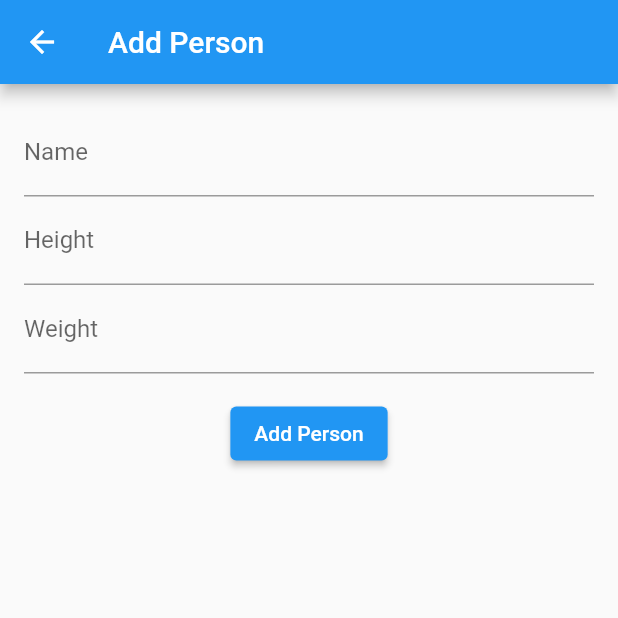
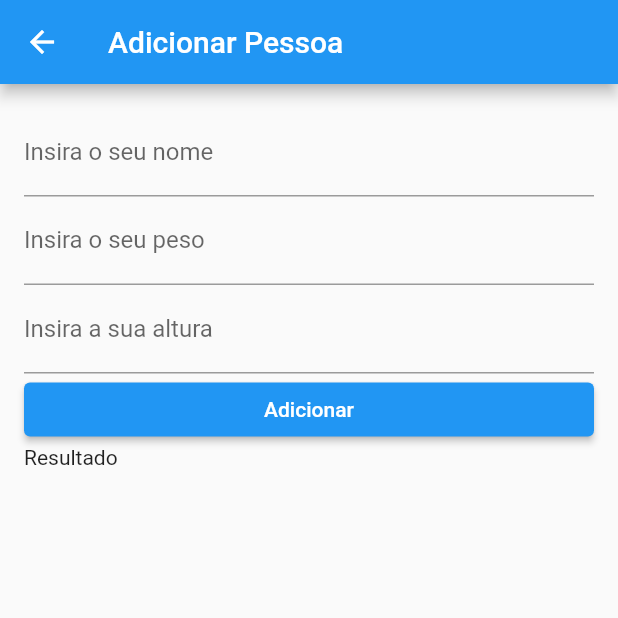
Before and after one commit to Marco-Merini/IMC, a Flutter app: the screen it shows after launch, after a tap on the "add" icon, on a phone screen of 412 x 824 dp, the top half of it. Run offline on Flutter 3.47's test engine with Material 2 defaults, Android fonts, the phone set to English and light mode, and no system bars.

Commit message:
ajuste de lógica

```diff
--- a/massa/lib/main.dart
+++ b/massa/lib/main.dart
@@ -1,83 +1,65 @@
 import 'package:flutter/material.dart';
-import 'package:provider/provider.dart';
 
 void main() {
-  runApp(MyApp());
+  runApp(VerificarIMC());
 }
 
-class Person {
-  String name;
-  double height;
-  double weight;
-
-  Person({required this.name, required this.height, required this.weight});
-
-  double calculateBMI() {
-    return weight / (height * height);
-  }
-}
-
-class PersonList with ChangeNotifier {
-  List<Person> _persons = [];
-
-  List<Person> get persons => _persons;
-
-  void addPerson(Person person) {
-    _persons.add(person);
-    notifyListeners();
-  }
-
-  void editPerson(int index, Person person) {
-    _persons[index] = person;
-    notifyListeners();
-  }
-
-  void deletePerson(int index) {
-    _persons.removeAt(index);
-    notifyListeners();
-  }
-}
-
-class MyApp extends StatelessWidget {
+class VerificarIMC extends StatelessWidget {
   @override
   Widget build(BuildContext context) {
     return MaterialApp(
-      home: ChangeNotifierProvider(
-        create: (context) => PersonList(),
-        child: PersonListView(),
-      ),
+      debugShowCheckedModeBanner: false,
+      home: PessoaListScreen(),
     );
   }
 }
 
-class PersonListView extends StatelessWidget {
+class Pessoa {
+  final String nome;
+  final double? peso;
+  final double? altura;
+  final double imc;
+
+  Pessoa({
+    required this.nome,
+    required this.peso,
+    required this.altura,
+    required this.imc,
+  });
+}
+
+class PessoaListScreen extends StatefulWidget {
+  @override
+  _PessoaListScreenState createState() => _PessoaListScreenState();
+}
+
+class _PessoaListScreenState extends State<PessoaListScreen> {
+  List<Pessoa> _pessoas = [];
+
   @override
   Widget build(BuildContext context) {
     return Scaffold(
       appBar: AppBar(
-        title: Text('IMC Calculator'),
+        title: Text('Lista de Pessoas'),
       ),
-      body: Consumer<PersonList>(
-        builder: (context, personList, child) {
-          return ListView.builder(
-            itemCount: personList.persons.length,
+      body: ListView.builder(
+        itemCount: _pessoas.length,
         itemBuilder: (context, index) {
           return ListTile(
-                title: Text(personList.persons[index].name),
-                subtitle: Text(
-                    'BMI: ${personList.persons[index].calculateBMI().toStringAsFixed(2)}'),
+            title: Text(_pessoas[index].nome),
             onTap: () {
               Navigator.push(
                 context,
                 MaterialPageRoute(
-                      builder: (context) => PersonDetailsView(index),
+                  builder: (context) =>
+                      PessoaDetailScreen(pessoa: _pessoas[index]),
                 ),
               );
             },
             onLongPress: () {
-                  personList.deletePerson(index);
-                },
-              );
+              // Excluir registro
+              _pessoas.removeAt(index);
+              setState(() {});
             },
           );
         },
@@ -87,7 +69,12 @@
           Navigator.push(
             context,
             MaterialPageRoute(
-              builder: (context) => PersonAddView(),
+              builder: (context) => PessoaFormScreen(
+                onAdicionar: (pessoa) {
+                  _pessoas.add(pessoa);
+                  setState(() {});
+                },
+              ),
             ),
           );
         },
@@ -97,139 +84,161 @@
   }
 }
 
-class PersonDetailsView extends StatefulWidget {
-  final int index;
+class PessoaFormScreen extends StatefulWidget {
+  final Function(Pessoa) onAdicionar;
 
-  PersonDetailsView(this.index);
+  const PessoaFormScreen({Key? key, required this.onAdicionar})
+      : super(key: key);
 
   @override
-  _PersonDetailsViewState createState() => _PersonDetailsViewState();
+  _PessoaFormScreenState createState() => _PessoaFormScreenState();
 }
 
-class _PersonDetailsViewState extends State<PersonDetailsView> {
-  final _nameController = TextEditingController();
-  final _heightController = TextEditingController();
-  final _weightController = TextEditingController();
+class _PessoaFormScreenState extends State<PessoaFormScreen> {
+  final _form = GlobalKey<FormState>();
+  final _valorPeso = TextEditingController();
+  final _valorNome = TextEditingController();
+  final _valorAltura = TextEditingController();
+  String _resultado = "Resultado";
+  String _classificacao = "";
 
-  @override
-  void initState() {
-    super.initState();
-    final person =
-        Provider.of<PersonList>(context, listen: false).persons[widget.index];
-    _nameController.text = person.name;
-    _heightController.text = person.height.toString();
-    _weightController.text = person.weight.toString();
+  void _calcularIMC() {
+    double? peso = double.tryParse(_valorPeso.text);
+    double? altura = double.tryParse(_valorAltura.text);
+
+    if (peso != null && altura != null) {
+      double imc = peso / (altura * altura);
+      setState(() {
+        _resultado = "Seu IMC é: ${imc.toStringAsFixed(2)}";
+
+        if (imc <= 18.5) {
+          _classificacao = "Classificação: Abaixo do peso";
+        } else if (imc >= 18.6 && imc <= 24.9) {
+          _classificacao = "Classificação: Peso normal";
+        } else if (imc >= 25 && imc <= 29.9) {
+          _classificacao = "Classificação: Acima do peso";
+        } else if (imc >= 30 && imc <= 39.9) {
+          _classificacao = "Obesidade grau 1";
+        } else if (imc >= 40) {
+          _classificacao = "Obesidade grau 2";
+        }
+      });
+    } else {
+      setState(() {
+        _resultado = "Informe peso e altura válidos.";
+      });
+    }
+  }
+
+  void _limparCampos() {
+    _valorNome.text = "";
+    _valorPeso.text = "";
+    _valorAltura.text = "";
   }
 
   @override
   Widget build(BuildContext context) {
     return Scaffold(
       appBar: AppBar(
-        title: Text('Edit Person'),
+        title: Text('Adicionar Pessoa'),
+      ),
+      body: Padding(
+        padding: const EdgeInsets.all(16.0),
+        child: Form(
+          key: _form,
+          child: Column(
+            crossAxisAlignment: CrossAxisAlignment.stretch,
+            children: [
+              TextFormField(
+                controller: _valorNome,
+                keyboardType: TextInputType.text,
+                decoration: InputDecoration(
+                  labelText: 'Insira o seu nome',
+                ),
+                validator: (value) {
+                  if (value!.isEmpty) {
+                    return 'Informe o nome';
+                  }
+                  return null;
+                },
+              ),
+              TextFormField(
+                controller: _valorPeso,
+                keyboardType: TextInputType.number,
+                decoration: InputDecoration(
+                  labelText: 'Insira o seu peso',
+                ),
+                validator: (value) {
+                  if (value!.isEmpty) {
+                    return 'Informe o peso';
+                  }
+                  return null;
+                },
+              ),
+              TextFormField(
+                controller: _valorAltura,
+                keyboardType: TextInputType.number,
+                decoration: InputDecoration(
+                  labelText: 'Insira a sua altura',
+                ),
+                validator: (value) {
+                  if (value!.isEmpty) {
+                    return 'Insira a sua altura';
+                  }
+                  return null;
+                },
+              ),
+              ElevatedButton(
+                onPressed: () {
+                  if (_form.currentState!.validate()) {
+                    _calcularIMC();
+                    widget.onAdicionar(
+                      Pessoa(
+                        nome: _valorNome.text,
+                        peso: double.tryParse(_valorPeso.text),
+                        altura: double.tryParse(_valorAltura.text),
+                        imc: double.parse(_resultado.split(' ')[3]),
+                      ),
+                    );
+                    _limparCampos();
+                    Navigator.pop(context); // Voltar para a tela anterior
+                  }
+                },
+                child: Text('Adicionar'),
+              ),
+              Text(_resultado),
+              Text(_classificacao),
+            ],
+          ),
+        ),
+      ),
+    );
+  }
+}
+
+class PessoaDetailScreen extends StatelessWidget {
+  final Pessoa pessoa;
+
+  const PessoaDetailScreen({Key? key, required this.pessoa}) : super(key: key);
+
+  @override
+  Widget build(BuildContext context) {
+    return Scaffold(
+      appBar: AppBar(
+        title: Text('Detalhes da Pessoa'),
       ),
       body: Padding(
         padding: const EdgeInsets.all(16.0),
         child: Column(
+          crossAxisAlignment: CrossAxisAlignment.stretch,
           children: [
-            TextField(
-              controller: _nameController,
-              decoration: InputDecoration(labelText: 'Name'),
-            ),
-            TextField(
-              controller: _heightController,
-              decoration: InputDecoration(labelText: 'Height'),
-              keyboardType: TextInputType.number,
-            ),
-            TextField(
-              controller: _weightController,
-              decoration: InputDecoration(labelText: 'Weight'),
-              keyboardType: TextInputType.number,
-            ),
-            SizedBox(height: 16),
-            Row(
-              children: [
-                ElevatedButton(
-                  onPressed: () {
-                    final name = _nameController.text;
-                    final height = double.parse(_heightController.text);
-                    final weight = double.parse(_weightController.text);
-                    final person =
-                        Person(name: name, height: height, weight: weight);
-
-                    Provider.of<PersonList>(context, listen: false)
-                        .editPerson(widget.index, person);
-                    Navigator.pop(context);
-                  },
-                  child: Text('Save'),
-                ),
-                SizedBox(width: 16),
-                ElevatedButton(
-                  onPressed: () {
-                    Navigator.pop(context);
-                  },
-                  child: Text('Cancel'),
-                ),
-              ],
-            ),
+            Text('Nome: ${pessoa.nome}'),
+            Text('Peso: ${pessoa.peso} Kg'),
+            Text('Altura: ${pessoa.altura} m'),
+            Text('IMC: ${pessoa.imc.toStringAsFixed(2)}'),
           ],
         ),
       ),
     );
   }
 }
-
-class PersonAddView extends StatefulWidget {
-  @override
-  _PersonAddViewState createState() => _PersonAddViewState();
-}
-
-class _PersonAddViewState extends State<PersonAddView> {
-  final _nameController = TextEditingController();
-  final _heightController = TextEditingController();
-  final _weightController = TextEditingController();
-
-  @override
-  Widget build(BuildContext context) {
-    return Scaffold(
-      appBar: AppBar(
-        title: Text('Add Person'),
-      ),
-      body: Padding(
-        padding: const EdgeInsets.all(16.0),
-        child: Column(
-          children: [
-            TextField(
-              controller: _nameController,
-              decoration: InputDecoration(labelText: 'Name'),
-            ),
-            TextField(
-              controller: _heightController,
-              decoration: InputDecoration(labelText: 'Height'),
-              keyboardType: TextInputType.number,
-            ),
-            TextField(
-              controller: _weightController,
-              decoration: InputDecoration(labelText: 'Weight'),
-              keyboardType: TextInputType.number,
-            ),
-            SizedBox(height: 16),
-            ElevatedButton(
-              onPressed: () {
-                final name = _nameController.text;
-                final height = double.parse(_heightController.text);
-                final weight = double.parse(_weightController.text);
-                final person =
-                    Person(name: name, height: height, weight: weight);
-
-                Provider.of<PersonList>(context, listen: false)
-                    .addPerson(person);
-                Navigator.pop(context);
-              },
-              child: Text('Add Person'),
-            ),
-          ],
-        ),
-      ),
-    );
-  }
-}
```
Lines whose indentation alone changed are shown as unchanged.
